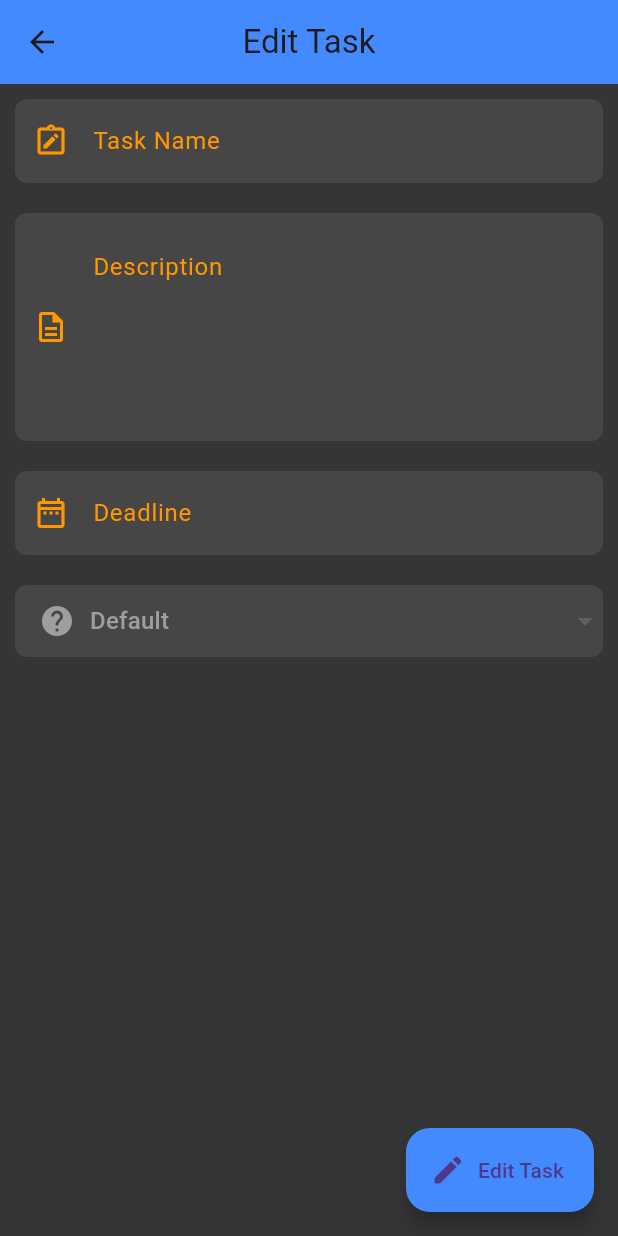
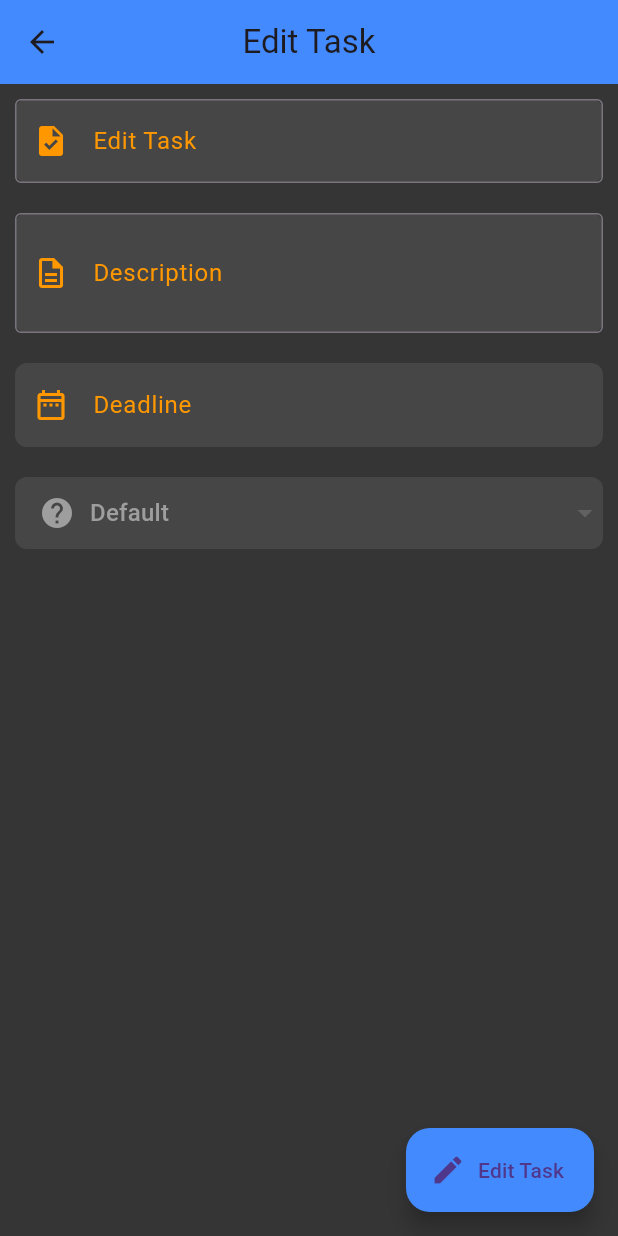
Before and after one commit to dom1k11/toDoProject, a Flutter app: the EditTaskPage screen opened by its route, after a tap on "Edit Task", on a phone screen of 412 x 824 dp. Run offline on Flutter 3.47's test engine with Material 3 defaults, Android fonts, the phone set to English and light mode, and no system bars; drawn by our look-alikes of dropdown_button2; our stand-ins replace cloud_firestore, firebase_core, flutter_datetime_picker_plus, flutter_slidable, page_transition; accounts and stored records are empty.

Commit message:
task name + description editing, not working priority or date editing + fixed textfields repeating

```diff
--- a/lib/screens/edit_task_screen.dart
+++ b/lib/screens/edit_task_screen.dart
@@ -1,9 +1,13 @@
 import 'package:flutter/material.dart';
-import 'package:flutter_datetime_picker_plus/flutter_datetime_picker_plus.dart';
 import 'package:intl/intl.dart';
 import 'package:to_do_app_practice_2/buttons/custom_floating_action_button.dart';
 import 'package:to_do_app_practice_2/screens/new_task_screen.dart';
+import 'package:to_do_app_practice_2/services/task_service.dart';
+import 'package:to_do_app_practice_2/widgets/custom_date_text_field.dart';
+import 'package:to_do_app_practice_2/widgets/custom_text_field.dart';
 import 'package:to_do_app_practice_2/widgets/dropdown_block.dart';
+
+import '../models/task.dart';
 
 class EditTaskPage extends StatefulWidget {
   const EditTaskPage({super.key});
@@ -12,8 +16,31 @@ class EditTaskPage extends StatefulWidget {
   State<EditTaskPage> createState() => _EditTaskPageState();
 }
 
+TextEditingController editTaskNameController = TextEditingController();
+TextEditingController editTaskDescriptionController = TextEditingController();
+TextEditingController editTaskDateController = TextEditingController();
+
 class _EditTaskPageState extends State<EditTaskPage> {
   @override
+
+  late Task task;
+
+  @override
+  void didChangeDependencies() {
+    super.didChangeDependencies();
+
+    final arguments = ModalRoute.of(context)?.settings.arguments;
+
+    if (arguments is Task) {
+      task = arguments;
+      // Заполняем контроллеры
+      editTaskNameController.text = task.taskName;
+      editTaskDescriptionController.text = task.taskDescription;
+      editTaskDateController.text = DateFormat('MMM d, yyyy').format(task.dateTime);
+      selectedPriority = task.priority; // Дополнительно сохраняем приоритет
+    }
+  }
+
   Widget build(BuildContext context) {
     bool showFab = MediaQuery.of(context).viewInsets.bottom != 0;
     return Scaffold(
@@ -23,9 +50,24 @@ class _EditTaskPageState extends State<EditTaskPage> {
       ),
       body: Column(
         children: [
-          buildTaskNameContainer(),
-          buildTaskDescriptionContainer(),
-          buildDateContainer(),
+          CustomTextField(
+              controller: editTaskNameController,
+              hintText: "",
+              prefixIcon: Icons.task,
+              labelText: "Edit Task",
+              maxLines: 1),
+          CustomTextField(
+            controller: editTaskDescriptionController,
+            hintText: "",
+            prefixIcon: Icons.description_outlined,
+            labelText: "Description",
+            maxLines: 2,
+          ),
+          CustomDateTextField(
+            controller: editTaskDateController,
+            context: context, // Передаем контекст для выбора даты
+            hintText: "Deadline",
+          ),
           DropdownMenuBlock(
             onPrioritySelected: (priority) {
               setState(() {
@@ -38,175 +80,16 @@ class _EditTaskPageState extends State<EditTaskPage> {
       floatingActionButton: Visibility(
         visible: !showFab,
         child: CustomFloatingActionButton(
-          onPressed: () {// Передаем контекст и функцию сброса
+          onPressed: () {
+            editTask(task.id); // Здесь передаём идентификатор задачи
+           Navigator.pop(context); // Закрыть экран после редактирования
           },
-          color: Colors.blueAccent, // Задайте нужный цвет
-          icon: Icons.edit, labelText: "Edit Task", // Задайте нужную иконку
+          color: Colors.blueAccent,
+          icon: Icons.edit,
+          labelText: "Edit Task",
         ),
-      ),
-    );
-  }
 
-  Container buildDateContainer() {
-    return Container(
-      margin: const EdgeInsets.all(10),
-      decoration: BoxDecoration(
-        borderRadius: BorderRadius.circular(8),
-        color: const Color.fromARGB(255, 70, 70, 70),
-      ),
-      child: TextField(
-        enableInteractiveSelection: false,
-        controller: newTaskDateTimeController,
-        onTap: () {
-          DatePicker.showDatePicker(context,
-              showTitleActions: true,
-              minTime: DateTime.now(),
-              maxTime: DateTime(2026, 12, 31), onChanged: (date) {
-                print('change $date');
-              }, onConfirm: (date) {
-                setState(() {
-                  newTaskDateTimeController.text =
-                      DateFormat('MMM d, yyyy').format(date);
-                });
-
-                print('confirm $date');
-              }, currentTime: DateTime.now(), locale: LocaleType.en);
-        },
-        readOnly: true,
-        decoration: const InputDecoration(
-          label: Text(
-            "Deadline",
-            style: TextStyle(color: Colors.orange),
-          ),
-          prefixIcon: Icon(
-            Icons.date_range_outlined,
-            color: Colors.orange,
-          ),
-          border: InputBorder.none,
-          hintText: "Date",
-        ),
-      ),
-    );
-  }
-
-  Container buildTaskDescriptionContainer() {
-    return Container(
-      margin: const EdgeInsets.all(10),
-      decoration: BoxDecoration(
-        borderRadius: BorderRadius.circular(8),
-        color: const Color.fromARGB(255, 70, 70, 70),
-      ),
-      child: TextField(
-        maxLines: 5,
-        controller: newTaskDescriptionController,
-        decoration: InputDecoration(
-          prefixIcon: const Icon(
-            Icons.description_outlined,
-            color: Colors.orange,
-          ),
-          border: InputBorder.none,
-          label: const Text(
-            "Description",
-            style: TextStyle(color: Colors.orange),
-          ),
-          alignLabelWithHint: true,
-          // Выравнивает метку и иконку по верхнему краю
-          hintStyle: TextStyle(color: Colors.grey.shade500),
-          hintText: "(Optional)",
-        ),
-      ),
-    );
-  }
-
-  Container buildTaskNameContainer() {
-    return Container(
-      margin: const EdgeInsets.all(10),
-      decoration: BoxDecoration(
-        borderRadius: BorderRadius.circular(8),
-        color: const Color.fromARGB(255, 70, 70, 70),
-      ),
-      child: TextField(
-        controller: newTaskNameController,
-        decoration: const InputDecoration(
-          prefixIcon: Icon(
-            Icons.note_alt_outlined,
-            color: Colors.orange,
-          ),
-          border: InputBorder.none,
-          label: Text(
-            "Task Name",
-            style: TextStyle(color: Colors.orange),
-          ),
-        ),
       ),
     );
   }
 }
-
-Container buildTaskDescriptionContainer() {
-    return Container(
-      margin: const EdgeInsets.all(10),
-      decoration: BoxDecoration(
-        borderRadius: BorderRadius.circular(8),
-        color: const Color.fromARGB(255, 70, 70, 70),
-      ),
-      child: const TextField(
-        decoration: InputDecoration(
-            prefixIcon: Icon(
-              Icons.description_outlined,
-              color: Colors.orange,
-            ),
-            border: InputBorder.none,
-            label: Text(
-              "Edit Description",
-              style: TextStyle(color: Colors.orange),
-            ),
-            hintText: "(Optional)"),
-      ),
-    );
-  }
-
-  Container buildTaskNameContainer() {
-    return Container(
-      margin: const EdgeInsets.all(10),
-      decoration: BoxDecoration(
-        borderRadius: BorderRadius.circular(8),
-        color: const Color.fromARGB(255, 70, 70, 70),
-      ),
-      child: const TextField(
-        decoration: InputDecoration(
-          prefixIcon: Icon(
-            Icons.note_alt_outlined,
-            color: Colors.orange,
-          ),
-          border: InputBorder.none,
-          label: Text(
-            "Edit Task Name",
-            style: TextStyle(color: Colors.orange),
-          ),
-        ),
-      ),
-    );
-  }
-
-
-Container buildDropdownContainer() {
-  return Container(
-    margin: const EdgeInsets.all(10),
-    decoration: BoxDecoration(
-      borderRadius: BorderRadius.circular(8),
-      color: const Color.fromARGB(255, 70, 70, 70),
-    ),
-    child: TextField(
-      readOnly: true,
-      decoration: const InputDecoration(
-        prefixIcon: Icon(
-          Icons.priority_high_outlined,
-          color: Colors.orange,
-        ),
-        border: InputBorder.none,
-      ),
-      onTap: () {},
-    ),
-  );
-}
--- a/lib/widgets/custom_date_text_field.dart
+++ b/lib/widgets/custom_date_text_field.dart
@@ -1,6 +1,7 @@
 import 'package:flutter/material.dart';
 import 'package:flutter_datetime_picker_plus/flutter_datetime_picker_plus.dart';
 import 'package:intl/intl.dart';
+import 'package:to_do_app_practice_2/screens/edit_task_screen.dart';
 
 class CustomDateTextField extends StatelessWidget {
   final TextEditingController controller;
@@ -28,6 +29,7 @@ class CustomDateTextField extends StatelessWidget {
             onConfirm: (date) {
               controller.text = DateFormat('MMM d, yyyy').format(date);
               print('confirm $date');
+
             },
             currentTime: DateTime.now(),
             locale: LocaleType.en);
```
Also changed, not shown: lib/screens/new_task_screen.dart (+0 -41 lines), lib/services/task_service.dart (+28 -8 lines), lib/widgets/task_tile.dart (+9 -1 lines).
